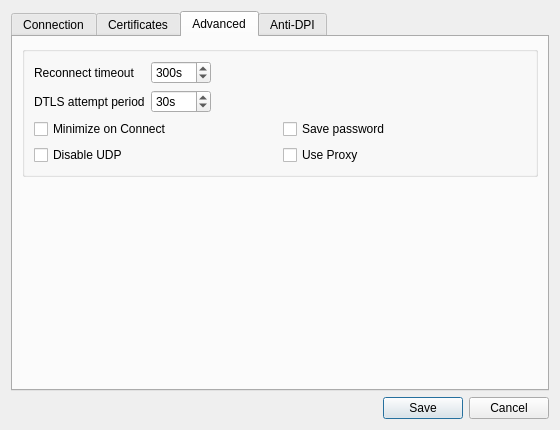
This is src/dialog/editdialog.ui in truvvor/openconnect-gui as Qt 5 draws it before an edit. The edited form follows.
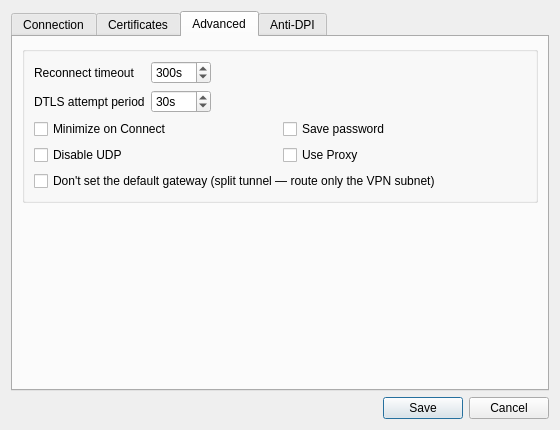
This is the edited form. The open tabs and pages were chosen to show the change. Icons and pictures are not drawn.

Commit message: feat(routing): опция «не назначать шлюз по умолчанию» (split-tunnel)

```diff
--- a/src/dialog/editdialog.ui
+++ b/src/dialog/editdialog.ui
@@ -613,6 +613,16 @@
               </property>
              </widget>
             </item>
+            <item row="2" column="0" colspan="2">
+             <widget class="QCheckBox" name="noDefaultRouteBox">
+              <property name="text">
+               <string>Don't set the default gateway (split tunnel — route only the VPN subnet)</string>
+              </property>
+              <property name="toolTip">
+               <string>When enabled, the client does NOT install a default route. Only the VPN's own subnet and any routes pushed by the server go through the tunnel; all other traffic keeps using your normal internet connection.</string>
+              </property>
+             </widget>
+            </item>
            </layout>
           </item>
          </layout>
```
The commit also changes 9 other files.
